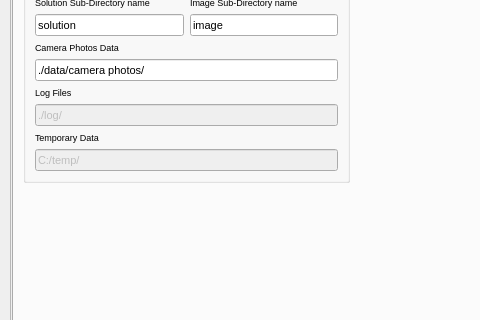
The window that gui/settingswindow.ui (Th3Tr00p3r/gSTED-sFCS) describes before a commit, drawn with Qt 5; both pictures show x 0 to 480 and y 162 to 482 of the 700 by 700 pixel window.
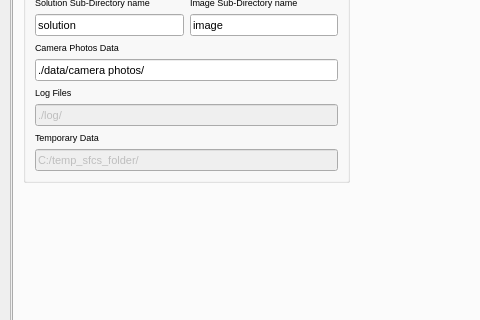
The same window after the commit. Icons and pictures are not drawn.

```diff
--- a/gui/settingswindow.ui
+++ b/gui/settingswindow.ui
@@ -273,7 +273,7 @@
                   </font>
                  </property>
                  <property name="text">
-                  <string>C:/temp/</string>
+                  <string>C:/temp_sfcs_folder/</string>
                  </property>
                 </widget>
                </item>
```
